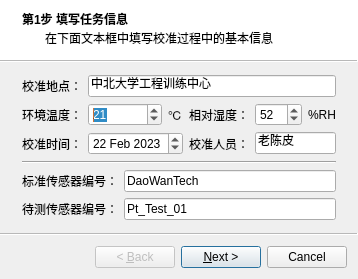
Old version of the form wizard/wizard.ui in the repository m-RNA/TemperatureSelfCorrectionBasedOnQtSerial.
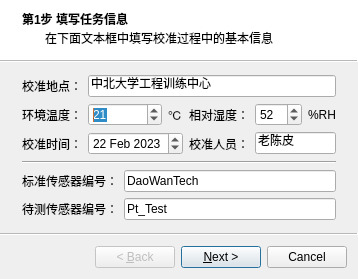
New version of the form. Custom widgets are drawn as their Qt base class.

```diff
--- a/wizard/wizard.ui
+++ b/wizard/wizard.ui
@@ -216,7 +216,7 @@
       <item>
        <widget class="QLineEdit" name="lineEdit_7">
         <property name="text">
-         <string>Pt_Test_01</string>
+         <string>Pt_Test</string>
         </property>
         <property name="placeholderText">
          <string>名称或编号</string>
```
Left out of the diff: 20 changed lines with no effect on the pictures.
